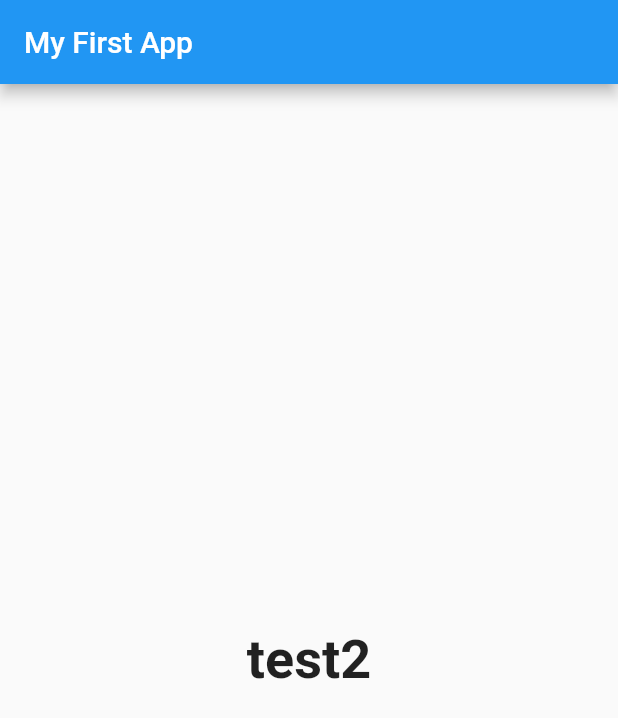
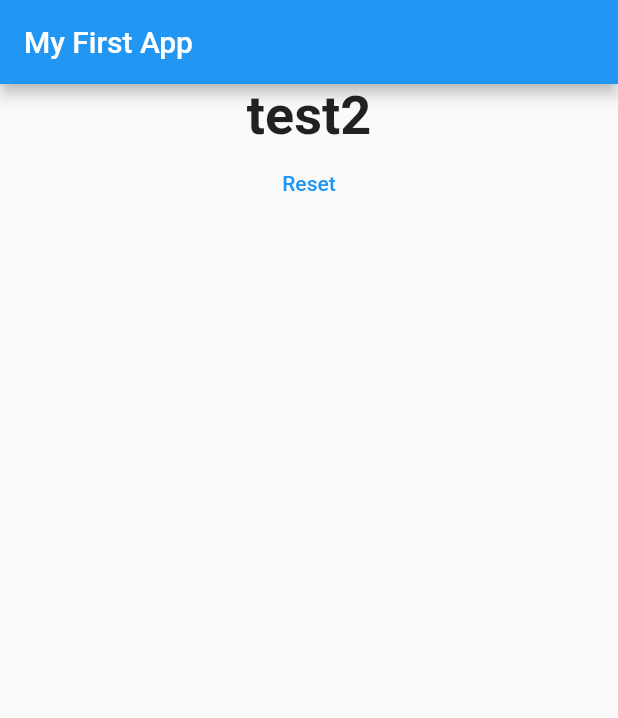
Before and after one commit to TJun-Jie/flutter-tutorial-1, a Flutter app: the screen it shows after launch, after a tap on "Black", after a tap on "Red", after a tap on "Green", on a phone screen of 412 x 824 dp. Shown: the top 718 px of the screen. Run offline on Flutter 3.47's test engine with Material 2 defaults, Android fonts, the phone set to English and light mode, and no system bars.

Commit message:
completed first flutter tutorial

```diff
--- a/lib/main.dart
+++ b/lib/main.dart
@@ -44,6 +44,13 @@ class _MyAppState extends State<MyApp> {
   var _questionIndex = 0;
   var _totalScore = 0;
 
+  void _resetQuiz() {
+    setState(() {
+      _questionIndex = 0;
+      _totalScore = 0;
+    });
+  }
+
   void _answerQuestion(int score) {
     _totalScore += score;
     print(_totalScore);
@@ -66,7 +73,7 @@ class _MyAppState extends State<MyApp> {
                 questionIndex: _questionIndex,
                 answerQuestion: _answerQuestion,
               )
-            : Result(resultScore: _totalScore),
+            : Result(resultScore: _totalScore, resetQuiz: _resetQuiz),
       ),
     );
   }
--- a/lib/result.dart
+++ b/lib/result.dart
@@ -3,7 +3,9 @@ import 'package:flutter/material.dart';
 class Result extends StatelessWidget {
   final int resultScore;
 
-  const Result({Key key, this.resultScore}) : super(key: key);
+  final VoidCallback resetQuiz;
+
+  const Result({Key key, this.resultScore, this.resetQuiz}) : super(key: key);
 
   String get resultPhrase {
     var resultText = 'You did it!';
@@ -21,9 +23,18 @@ class Result extends StatelessWidget {
   @override
   Widget build(BuildContext context) {
     return Center(
-        child: Text(
-      resultPhrase,
-      style: TextStyle(fontSize: 36, fontWeight: FontWeight.bold),
+        child: Column(
+      children: [
+        Text(
+          resultPhrase,
+          style: TextStyle(fontSize: 36, fontWeight: FontWeight.bold),
+        ),
+        FlatButton(
+          onPressed: resetQuiz,
+          child: Text('Reset'),
+          textColor: Colors.blue,
+        )
+      ],
     ));
   }
 }
```
